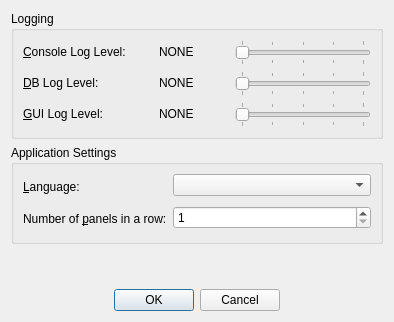
This is client/dlgpreferences.ui in tbikfalvi/Belenus as Qt 5 draws it before an edit. The edited form follows.
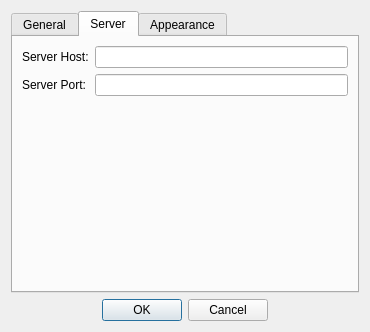
This is the edited form. The open tabs and pages were chosen to show the change.

Commit message: Atirtam picit a Preferences dialog-ot, most mar tabokat hasznal, es megjelentek rajta a "Server Host", "Server Port" es a "foablak hatter szine" beallitasok is

What changed in the file:
```diff
--- a/client/dlgpreferences.ui
+++ b/client/dlgpreferences.ui
@@ -9,8 +9,8 @@
    <rect>
     <x>0</x>
     <y>0</y>
-    <width>394</width>
-    <height>322</height>
+    <width>370</width>
+    <height>332</height>
    </rect>
   </property>
   <property name="windowTitle">
@@ -19,6 +19,16 @@
   <property name="modal">
    <bool>true</bool>
   </property>
+  <layout class="QVBoxLayout" name="verticalLayout_5">
+   <item>
+    <widget class="QTabWidget" name="tbwPreferences">
+     <property name="currentIndex">
+      <number>0</number>
+     </property>
+     <widget class="QWidget" name="tab_General">
+      <attribute name="title">
+       <string>General</string>
+      </attribute>
   <layout class="QVBoxLayout" name="verticalLayout_2">
    <item>
     <widget class="QGroupBox" name="grpLogging">
@@ -266,6 +276,9 @@
       <string>Application Settings</string>
      </property>
      <layout class="QFormLayout" name="formLayout">
+          <property name="fieldGrowthPolicy">
+           <enum>QFormLayout::AllNonFixedFieldsGrow</enum>
+          </property>
       <item row="0" column="0">
        <widget class="QLabel" name="lblAppLang">
         <property name="minimumSize">
@@ -289,7 +302,76 @@
         </property>
        </widget>
       </item>
+         </layout>
+        </widget>
+       </item>
+       <item>
+        <spacer name="spcSpacer">
+         <property name="orientation">
+          <enum>Qt::Vertical</enum>
+         </property>
+         <property name="sizeHint" stdset="0">
+          <size>
+           <width>20</width>
+           <height>25</height>
+          </size>
+         </property>
+        </spacer>
+       </item>
+      </layout>
+     </widget>
+     <widget class="QWidget" name="tab_Server">
+      <attribute name="title">
+       <string>Server</string>
+      </attribute>
+      <layout class="QVBoxLayout" name="verticalLayout_4">
+       <item>
+        <layout class="QFormLayout" name="formLayout_3">
+         <item row="0" column="0">
+          <widget class="QLabel" name="lblServerHost">
+           <property name="text">
+            <string>Server Host:</string>
+           </property>
+          </widget>
+         </item>
+         <item row="0" column="1">
+          <widget class="QLineEdit" name="ledServerHost"/>
+         </item>
       <item row="1" column="0">
+          <widget class="QLabel" name="lblServerPort">
+           <property name="text">
+            <string>Server Port:</string>
+           </property>
+          </widget>
+         </item>
+         <item row="1" column="1">
+          <widget class="QLineEdit" name="ledServerPort"/>
+         </item>
+        </layout>
+       </item>
+       <item>
+        <spacer name="verticalSpacer_2">
+         <property name="orientation">
+          <enum>Qt::Vertical</enum>
+         </property>
+         <property name="sizeHint" stdset="0">
+          <size>
+           <width>20</width>
+           <height>158</height>
+          </size>
+         </property>
+        </spacer>
+       </item>
+      </layout>
+     </widget>
+     <widget class="QWidget" name="tab_Appearance">
+      <attribute name="title">
+       <string>Appearance</string>
+      </attribute>
+      <layout class="QVBoxLayout" name="verticalLayout_3">
+       <item>
+        <layout class="QFormLayout" name="formLayout_2">
+         <item row="0" column="0">
        <widget class="QLabel" name="lblPanels">
         <property name="minimumSize">
          <size>
@@ -305,7 +387,7 @@
         </property>
        </widget>
       </item>
-      <item row="1" column="1">
+         <item row="0" column="1">
        <widget class="QSpinBox" name="spbPanels">
         <property name="minimum">
          <number>1</number>
@@ -315,21 +397,50 @@
         </property>
        </widget>
       </item>
-     </layout>
-    </widget>
+         <item row="1" column="0">
+          <widget class="QLabel" name="lblBackground">
+           <property name="text">
+            <string>Main Window Background Color: </string>
+           </property>
+          </widget>
+         </item>
+         <item row="1" column="1">
+          <widget class="QToolButton" name="toolButton">
+           <property name="sizePolicy">
+            <sizepolicy hsizetype="MinimumExpanding" vsizetype="Fixed">
+             <horstretch>0</horstretch>
+             <verstretch>0</verstretch>
+            </sizepolicy>
+           </property>
+           <property name="maximumSize">
+            <size>
+             <width>16777215</width>
+             <height>24</height>
+            </size>
+           </property>
+           <property name="text">
+            <string/>
+           </property>
+          </widget>
+         </item>
+        </layout>
    </item>
    <item>
-    <spacer name="spcSpacer">
+        <spacer name="verticalSpacer">
      <property name="orientation">
       <enum>Qt::Vertical</enum>
      </property>
      <property name="sizeHint" stdset="0">
       <size>
        <width>20</width>
-       <height>176</height>
+           <height>158</height>
       </size>
      </property>
     </spacer>
+       </item>
+      </layout>
+     </widget>
+    </widget>
    </item>
    <item>
     <widget class="QDialogButtonBox" name="btbButtons">
```
Lines whose indentation alone changed are shown as unchanged. The commit also changes 2 other files.
